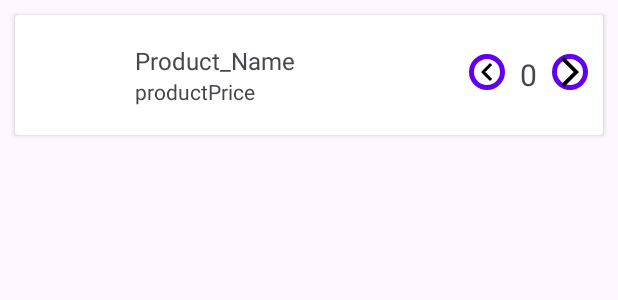
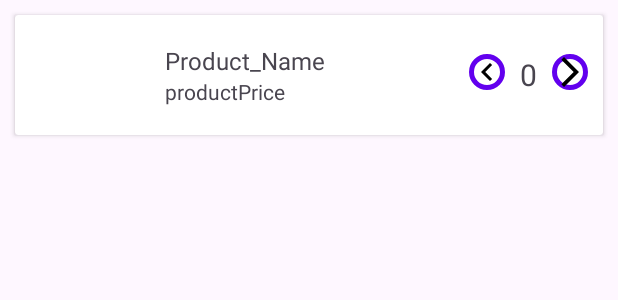
Before and after one commit to Andrew285/ShoppingAndroidApp, an Android app: the layout cart_item_layout.xml on its own in the app's theme, with its tools: preview values and no code run, on a phone screen of 412 x 824 dp. Shown: the top 300 px of the screen. Run offline under Robolectric (Android 15) with nearby library versions, the phone set to English and light mode, and no system bars.

Commit message:
fixed recyclerview in shop cart

```diff
--- a/app/src/main/AndroidManifest.xml
+++ b/app/src/main/AndroidManifest.xml
@@ -12,6 +12,7 @@
         android:label="@string/app_name"
         android:roundIcon="@mipmap/ic_launcher_round"
         android:supportsRtl="true"
+        android:name=".ShoppingApplication"
         android:theme="@style/Theme.ShoppingApp"
         tools:targetApi="31">
         <activity
--- a/app/src/main/java/com/example/shoppingapp/ShoppingApplication.kt
+++ b/app/src/main/java/com/example/shoppingapp/ShoppingApplication.kt
@@ -7,7 +7,6 @@ import com.example.shoppingapp.database.ProductDatabase
 class ShoppingApplication: Application() {
 
     companion object {
-        @Volatile
         private lateinit var databaseInstance: ProductDatabase
 
         val database: ProductDatabase
--- a/app/src/main/java/com/example/shoppingapp/database/ProductRepository.kt
+++ b/app/src/main/java/com/example/shoppingapp/database/ProductRepository.kt
@@ -1,5 +1,6 @@
 package com.example.shoppingapp.database
 
+import android.util.Log
 import com.example.shoppingapp.ShoppingApplication
 import com.example.shoppingapp.model.ProductModel
 
--- a/app/src/main/java/com/example/shoppingapp/view/HomeFragment.kt
+++ b/app/src/main/java/com/example/shoppingapp/view/HomeFragment.kt
@@ -54,7 +54,7 @@ class HomeFragment : Fragment() {
         progressBar.visibility = View.GONE
         val recommendedProductsRV = view?.findViewById<RecyclerView>(R.id.recommended_recyclerView)
         val linearLayoutManager = LinearLayoutManager(view?.context, RecyclerView.HORIZONTAL, false)
-        val adapter = view?.let { ProductAdapter(it.context, uiState.productsList) }
+        val adapter = view?.let { ProductAdapter(uiState.productsList) }
         adapter?.setOnClickListener(object:
             ProductAdapter.OnClickListener {
             override fun onClick(position: Int, product: ProductModel) {
--- a/app/src/main/java/com/example/shoppingapp/view/ProductAdapter.kt
+++ b/app/src/main/java/com/example/shoppingapp/view/ProductAdapter.kt
@@ -1,6 +1,5 @@
 package com.example.shoppingapp.view
 
-import android.content.Context
 import android.view.LayoutInflater
 import android.view.View
 import android.view.ViewGroup
@@ -12,7 +11,7 @@ import com.example.shoppingapp.R
 import com.example.shoppingapp.databinding.CardProductLayoutBinding
 import com.example.shoppingapp.model.ProductModel
 
-class ProductAdapter(private val context: Context, private val productList: ArrayList<ProductModel>):
+class ProductAdapter(private val productList: ArrayList<ProductModel>):
 RecyclerView.Adapter<ProductAdapter.ViewHolder>()
 {
     private var onClickListener: OnClickListener? = null
--- a/app/src/main/res/layout/cart_item_layout.xml
+++ b/app/src/main/res/layout/cart_item_layout.xml
@@ -1,7 +1,7 @@
 <?xml version="1.0" encoding="utf-8"?>
 <LinearLayout xmlns:android="http://schemas.android.com/apk/res/android"
     android:layout_width="match_parent"
-    android:layout_height="match_parent">
+    android:layout_height="wrap_content">
 
     <androidx.cardview.widget.CardView
         android:layout_width="match_parent"
@@ -20,19 +20,22 @@
                 android:contentDescription="@string/product_image"/>
 
             <LinearLayout
-                android:layout_width="wrap_content"
+                android:layout_width="0dp"
                 android:layout_height="wrap_content"
                 android:orientation="vertical"
                 android:layout_gravity="center"
-                android:layout_weight="1">
+                android:layout_weight="1"
+                android:layout_marginStart="20dp">
 
                 <TextView
+                    android:id="@+id/cart_product_name_textView"
                     android:layout_width="wrap_content"
                     android:layout_height="wrap_content"
                     android:text="@string/product_name"
                     android:textSize="16sp"/>
 
                 <TextView
+                    android:id="@+id/cart_product_price_textView"
                     android:layout_width="wrap_content"
                     android:layout_height="wrap_content"
                     android:text="@string/productprice"
--- a/app/src/main/res/layout/fragment_cart.xml
+++ b/app/src/main/res/layout/fragment_cart.xml
@@ -24,7 +24,8 @@
         <androidx.recyclerview.widget.RecyclerView
             android:id="@+id/cart_items_recyclerView"
             android:layout_width="match_parent"
-            android:layout_height="wrap_content"/>
+            android:layout_height="wrap_content"
+            android:orientation="vertical"/>
 
         <TextView
             android:layout_width="wrap_content"
```
Also changed, not shown: app/build.gradle.kts (+10 -4 lines), app/src/main/java/com/example/shoppingapp/view/CartAdapter.kt (+12 -5 lines), app/src/main/java/com/example/shoppingapp/view/CartFragment.kt (+12 -5 lines), app/src/main/java/com/example/shoppingapp/view/ProductDetailsFragment.kt (+13 -1 lines), app/src/main/java/com/example/shoppingapp/viewmodel/CartViewModel.kt (+5 -3 lines).
